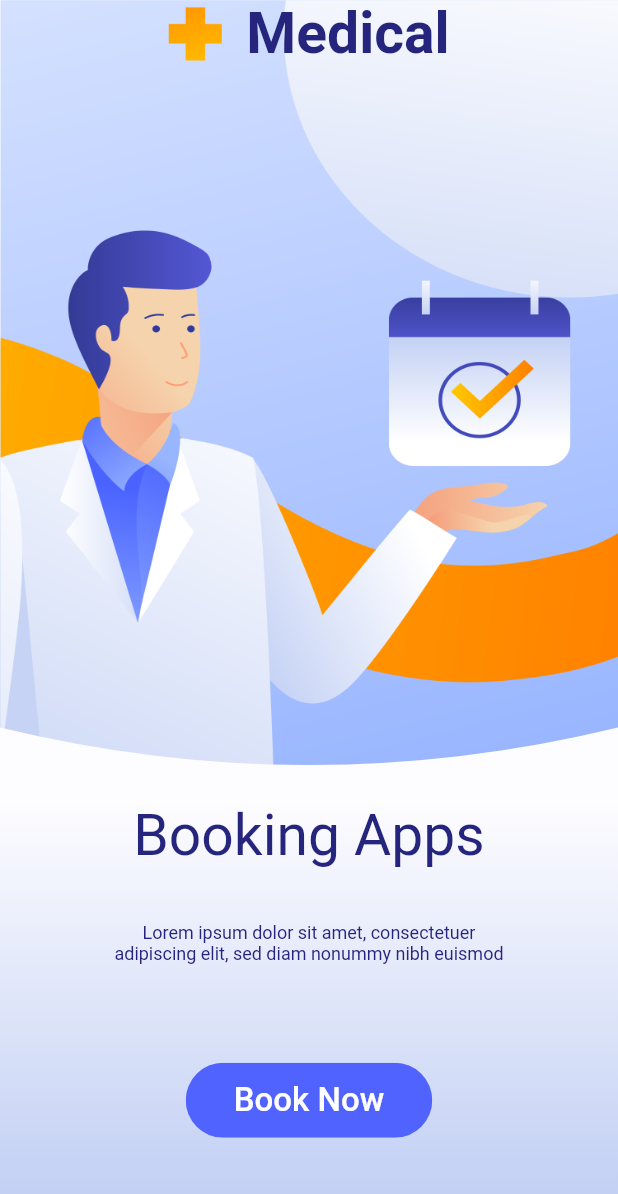
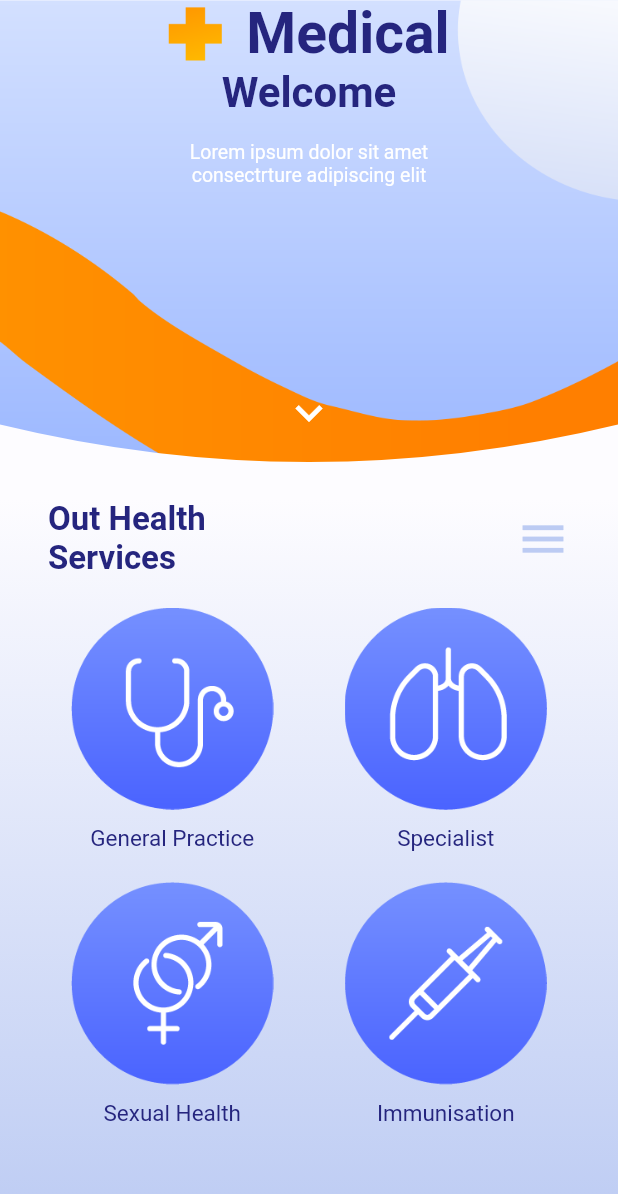
Before and after one commit to miaokii/Flutter_UI, a Flutter app: the screen it shows after launch, after a tap on "Book Now", on a phone screen of 412 x 824 dp. Shown: the top 1194 px of the screen. Run offline on Flutter 3.47's test engine with Material 2 defaults, Android fonts, the phone set to English and light mode, and no system bars.

Commit message:
medical complete

```diff
--- a/medical_ui/lib/main.dart
+++ b/medical_ui/lib/main.dart
@@ -1,6 +1,6 @@
 import 'package:flutter/material.dart';
 import 'package:medical_ui/constant.dart';
-import 'package:medical_ui/screen/start_screen.dart';
+import 'package:medical_ui/pages/start_screen.dart';
 
 void main() {
   runApp(MyApp());
--- /dev/null
+++ b/medical_ui/lib/pages/start_screen.dart
@@ -0,0 +1,70 @@
+import 'package:flutter/material.dart';
+import 'package:medical_ui/constant.dart';
+import 'package:medical_ui/pages/welcom_page.dart';
+import 'package:medical_ui/widgets/header_logo.dart';
+import 'package:medical_ui/widgets/my_header.dart';
+
+class StartScreen extends StatelessWidget {
+  @override
+  Widget build(BuildContext context) {
+    return Container(
+      child: Scaffold(
+        body: Column(
+          children: [
+            MyHeader(
+                height: 535,
+                imageUrl: 'assets/images/doctor.png',
+                child: HeaderLogo()),
+            Expanded(
+                child: Container(
+              alignment: Alignment.center,
+              width: double.infinity,
+              decoration: BoxDecoration(
+                  gradient: LinearGradient(
+                      colors: [mBackgroundColor, mSecondBackgroundColor],
+                      begin: Alignment.topCenter,
+                      end: Alignment.bottomCenter)),
+              child: Column(
+                children: [
+                  Text(
+                    'Booking Apps',
+                    style: TextStyle(fontSize: 38, color: mTitleTextColor),
+                  ),
+                  SizedBox(height: 35),
+                  Text(
+                    'Lorem ipsum dolor sit amet, consectetuer\n'
+                    'adipiscing elit, sed diam nonummy nibh euismod',
+                    style: TextStyle(fontSize: 12, color: mTitleTextColor),
+                    textAlign: TextAlign.center,
+                  ),
+                  Spacer(),
+                  ClipRRect(
+                      borderRadius: BorderRadius.circular(36),
+                      child: ElevatedButton(
+                        onPressed: () {
+                          Navigator.push(context,
+                              MaterialPageRoute(builder: (context) {
+                            return WelcomePage();
+                          }));
+                        },
+                        style: ButtonStyle(
+                            backgroundColor: MaterialStateProperty.resolveWith(
+                                (states) => mButtonColor),
+                            padding: MaterialStateProperty.resolveWith(
+                                (states) => EdgeInsets.symmetric(
+                                    horizontal: 32, vertical: 12))),
+                        child: Text(
+                          'Book Now',
+                          style: TextStyle(fontSize: 22, color: Colors.white),
+                        ),
+                      )),
+                  Spacer()
+                ],
+              ),
+            ))
+          ],
+        ),
+      ),
+    );
+  }
+}
--- /dev/null
+++ b/medical_ui/lib/pages/welcom_page.dart
@@ -0,0 +1,144 @@
+import 'package:flutter/material.dart';
+import 'package:medical_ui/constant.dart';
+import 'package:medical_ui/widgets/header_logo.dart';
+import 'package:medical_ui/widgets/my_header.dart';
+
+import 'reverse_page.dart';
+
+class WelcomePage extends StatelessWidget {
+  @override
+  Widget build(BuildContext context) {
+    return Scaffold(
+      body: Column(
+        children: [
+          MyHeader(
+              height: 333,
+              imageUrl: 'assets/images/welcome.png',
+              child: Column(
+                children: [
+                  HeaderLogo(),
+                  Text(
+                    'Welcome',
+                    style: TextStyle(
+                        fontSize: 28,
+                        fontWeight: FontWeight.bold,
+                        color: mTitleTextColor),
+                  ),
+                  SizedBox(height: 16),
+                  Text(
+                    'Lorem ipsum dolor sit amet\nconsectrture adipiscing elit',
+                    style: TextStyle(fontSize: 13, color: Colors.white),
+                    textAlign: TextAlign.center,
+                  ),
+                  Spacer(),
+                  Icon(
+                    Icons.keyboard_arrow_down,
+                    color: Colors.white,
+                    size: 36,
+                  ),
+                  SizedBox(height: 40),
+                ],
+              )),
+          Expanded(
+              child: Container(
+            width: double.infinity,
+            decoration: BoxDecoration(
+                gradient: LinearGradient(
+                    colors: [mBackgroundColor, mSecondBackgroundColor],
+                    begin: Alignment.topCenter,
+                    end: Alignment.bottomCenter)),
+            child: Column(
+              children: [
+                Padding(
+                  padding: const EdgeInsets.symmetric(horizontal: 32),
+                  child: Row(
+                    mainAxisAlignment: MainAxisAlignment.spaceBetween,
+                    children: [
+                      Text(
+                        'Out Health\nServices',
+                        style: TextStyle(
+                          fontSize: 22,
+                          fontWeight: FontWeight.bold,
+                          color: mTitleTextColor,
+                        ),
+                      ),
+                      Icon(
+                        Icons.menu,
+                        color: mSecondBackgroundColor,
+                        size: 36,
+                      )
+                    ],
+                  ),
+                ),
+                SizedBox(height: 20),
+                Row(
+                  mainAxisAlignment: MainAxisAlignment.spaceEvenly,
+                  children: [
+                    MenuCart(
+                      imageUrl: 'assets/images/general_practice.png',
+                      title: 'General Practice',
+                      onPressed: () {
+                        Navigator.push(context,
+                            MaterialPageRoute(builder: (context) {
+                          return ReversePage();
+                        }));
+                      },
+                    ),
+                    MenuCart(
+                      imageUrl: 'assets/images/specialist.png',
+                      title: 'Specialist',
+                    ),
+                  ],
+                ),
+                SizedBox(height: 20),
+                Row(
+                  mainAxisAlignment: MainAxisAlignment.spaceEvenly,
+                  children: [
+                    MenuCart(
+                      imageUrl: 'assets/images/sexual_health.png',
+                      title: 'Sexual Health',
+                    ),
+                    MenuCart(
+                      imageUrl: 'assets/images/immunisation.png',
+                      title: 'Immunisation',
+                    ),
+                  ],
+                )
+              ],
+            ),
+          ))
+        ],
+      ),
+    );
+  }
+}
+
+class MenuCart extends StatelessWidget {
+  final String imageUrl;
+  final String title;
+  final Function onPressed;
+
+  const MenuCart({Key key, this.imageUrl, this.title, this.onPressed})
+      : super(key: key);
+
+  @override
+  Widget build(BuildContext context) {
+    return GestureDetector(
+      onTap: onPressed,
+      child: Column(
+        children: [
+          Image(
+            image: AssetImage(imageUrl),
+            width: 135,
+            height: 135,
+          ),
+          SizedBox(height: 10),
+          Text(
+            title,
+            style: TextStyle(fontSize: 15, color: mTitleTextColor),
+          )
+        ],
+      ),
+    );
+  }
+}
--- a/medical_ui/lib/screen/start_screen.dart
+++ b/medical_ui/lib/screen/start_screen.dart
@@ -1,62 +1 @@
-import 'package:flutter/material.dart';
-import 'package:medical_ui/constant.dart';
-import 'package:medical_ui/widgets/header_logo.dart';
-import 'package:medical_ui/widgets/my_header.dart';
-
-class StartScreen extends StatelessWidget {
-  @override
-  Widget build(BuildContext context) {
-    return Container(
-      child: Scaffold(
-        body: Column(
-          children: [
-            MyHeader(
-                height: 535,
-                imageUrl: 'assets/images/doctor.png',
-                child: HeaderLogo()),
-            Expanded(
-                child: Container(
-              alignment: Alignment.center,
-              width: double.infinity,
-              decoration: BoxDecoration(
-                  gradient: LinearGradient(
-                      colors: [mBackgroundColor, mSecondBackgroundColor],
-                      begin: Alignment.topCenter,
-                      end: Alignment.bottomCenter)),
-              child: Column(
-                children: [
-                  Text(
-                    'Booking Apps',
-                    style: TextStyle(fontSize: 38, color: mTitleTextColor),
-                  ),
-                  SizedBox(height: 35),
-                  Text(
-                    'Lorem ipsum dolor sit amet, consectetuer\n'
-                    'adipiscing elit, sed diam nonummy nibh euismod',
-                    style: TextStyle(fontSize: 12, color: mTitleTextColor),
-                    textAlign: TextAlign.center,
-                  ),
-                  Spacer(),
-                  ClipRRect(
-                    borderRadius: BorderRadius.circular(36),
-                    child: FlatButton(
-                      color: mButtonColor,
-                      padding: const EdgeInsets.symmetric(
-                          horizontal: 32, vertical: 12),
-                      onPressed: () {},
-                      child: Text(
-                        'Book Now',
-                        style: TextStyle(fontSize: 22, color: Colors.white),
-                      ),
-                    ),
-                  ),
-                  Spacer()
-                ],
-              ),
-            ))
-          ],
-        ),
-      ),
-    );
-  }
-}
+// TODO Implement this library.
--- a/medical_ui/lib/widgets/my_header.dart
+++ b/medical_ui/lib/widgets/my_header.dart
@@ -29,7 +29,6 @@ class MyHeader extends StatelessWidget {
   }
 }
 
-
 class MyCliper extends CustomClipper<Path> {
   @override
   Path getClip(Size size) {
```
Also changed, not shown: medical_ui/lib/model/slot_time_group.dart (added, +7 -0 lines), medical_ui/lib/pages/reverse_page.dart (added, +318 -0 lines).
